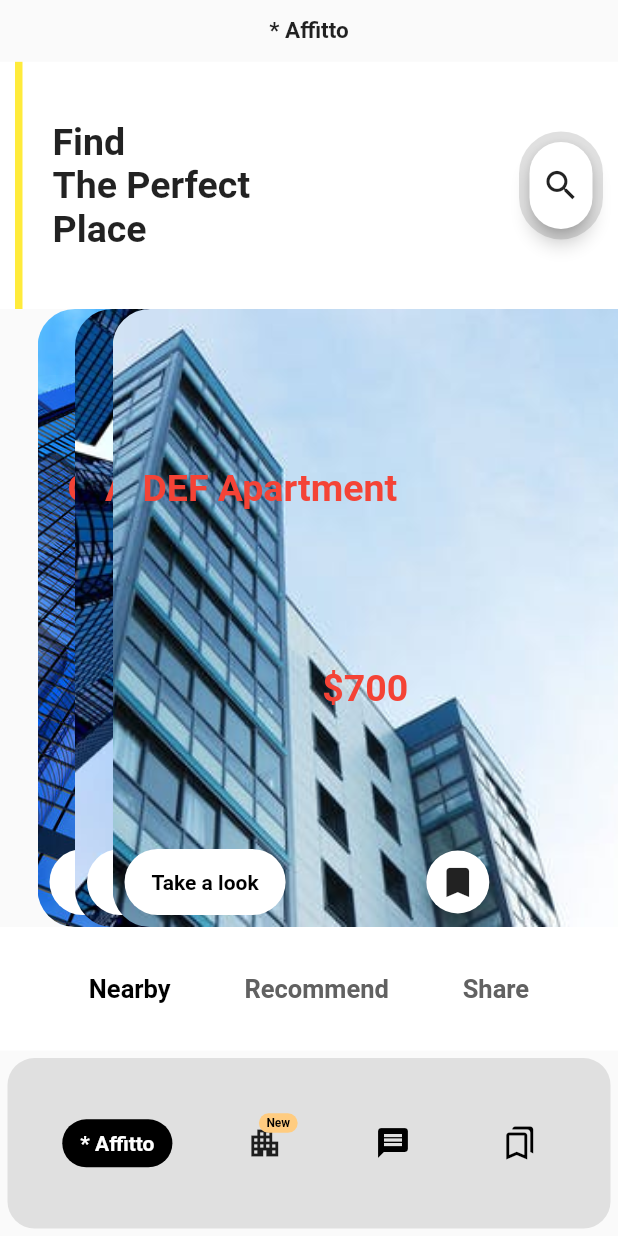
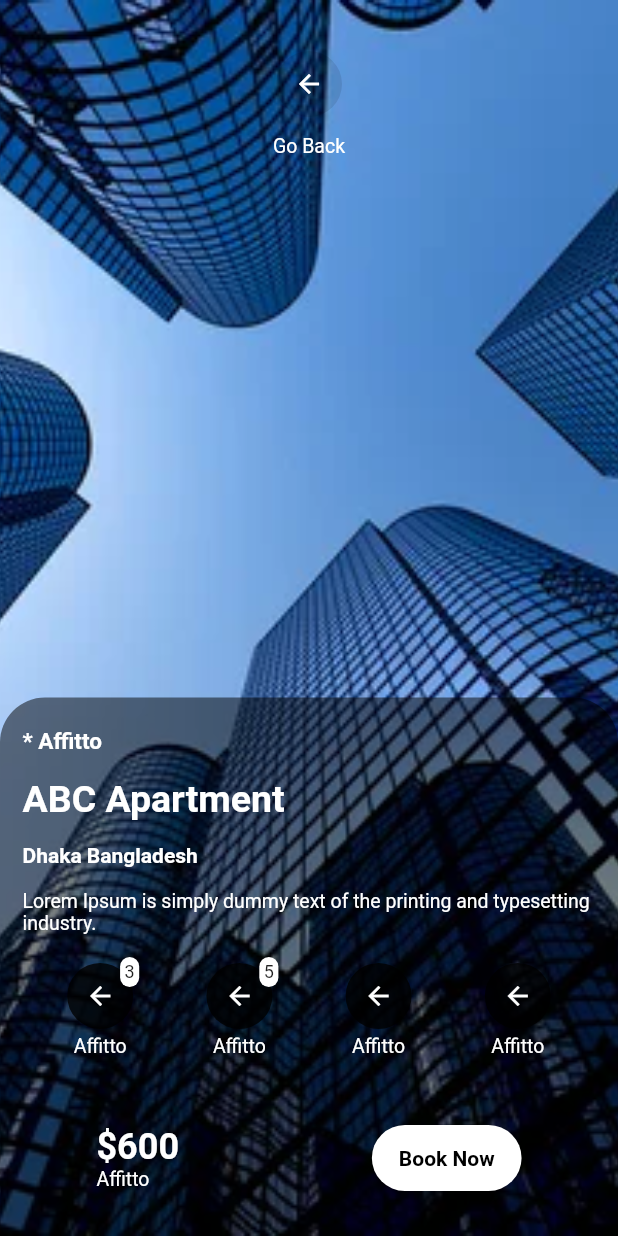
Before and after one commit to sabikrahat/ui_recreate, a Flutter app: the screen it shows after launch, after a tap on "Take a look", on a phone screen of 412 x 824 dp. Run offline on Flutter 3.47's test engine with Material 2 defaults, Android fonts, the phone set to English and light mode, and no system bars.

Commit message:
3rd day done

```diff
--- a/lib/home/home.dart
+++ b/lib/home/home.dart
@@ -1,4 +1,5 @@
 import 'package:flutter/material.dart';
+import 'package:ui_recreate/home_details/home_details.dart';
 
 class Home extends StatefulWidget {
   const Home({Key? key}) : super(key: key);
@@ -121,7 +122,11 @@ class _HomeState extends State<Home> {
                   children: List.generate(titles.length, (index) {
                     return Container(
                       width: double.infinity,
-                      margin: EdgeInsets.only(left: 25.0 * (index + 1)),
+                      margin: EdgeInsets.only(
+                        left: 35.0 * (index + 1),
+                        top: 15.0 * (titles.length - index + 1),
+                        bottom: 15.0 * (titles.length - index + 1),
+                      ),
                       decoration: BoxDecoration(
                         image: DecorationImage(
                           image: AssetImage(images[index]),
@@ -166,7 +171,16 @@ class _HomeState extends State<Home> {
                                 padding: const EdgeInsets.all(8.0),
                                 child: InkWell(
                                   onTap: () {
-                                    print('button tapped');
+                                    Navigator.push(
+                                      context,
+                                      MaterialPageRoute(
+                                        builder: ((context) => HomeDetails(
+                                              title: titles[index],
+                                              imgPath: images[index],
+                                              dollar: dollars[index],
+                                            )),
+                                      ),
+                                    );
                                   },
                                   child: Container(
                                     padding: const EdgeInsets.all(6.0),
--- /dev/null
+++ b/lib/home_details/home_details.dart
@@ -0,0 +1,333 @@
+import 'package:flutter/material.dart';
+
+class HomeDetails extends StatelessWidget {
+  const HomeDetails({
+    Key? key,
+    required this.title,
+    required this.imgPath,
+    required this.dollar,
+  }) : super(key: key);
+
+  final String title;
+  final String imgPath;
+  final String dollar;
+
+  @override
+  Widget build(BuildContext context) {
+    Size size = MediaQuery.of(context).size;
+    print('title: $title');
+    print('dollar: $dollar');
+    return Scaffold(
+      body: Container(
+        height: size.height,
+        width: size.width,
+        decoration: BoxDecoration(
+          image: DecorationImage(
+            image: AssetImage(imgPath),
+            fit: BoxFit.cover,
+          ),
+        ),
+        child: Column(
+          children: [
+            const SizedBox(height: 30),
+            InkWell(
+              onTap: () => Navigator.pop(context),
+              child: Card(
+                elevation: 0.0,
+                color: Colors.black.withOpacity(0.1),
+                shape: RoundedRectangleBorder(
+                  borderRadius: BorderRadius.circular(30),
+                ),
+                child: const Padding(
+                  padding: EdgeInsets.all(12.0),
+                  child: Icon(
+                    Icons.arrow_back,
+                    color: Colors.white,
+                    size: 20.0,
+                  ),
+                ),
+              ),
+            ),
+            const SizedBox(height: 8.0),
+            const Text(
+              'Go Back',
+              style: TextStyle(
+                fontSize: 13.0,
+                color: Colors.white,
+              ),
+            ),
+            const Spacer(),
+
+            ///
+            /// 2nd element
+            ///
+            Container(
+              width: size.width,
+              decoration: BoxDecoration(
+                color: Colors.black.withOpacity(0.5),
+                borderRadius: const BorderRadius.only(
+                  topLeft: Radius.circular(30),
+                  topRight: Radius.circular(30),
+                ),
+              ),
+              child: Column(
+                crossAxisAlignment: CrossAxisAlignment.start,
+                children: [
+                  const SizedBox(height: 20.0),
+                  const Padding(
+                    padding: EdgeInsets.only(left: 15.0),
+                    child: Text(
+                      '* Affitto',
+                      style: TextStyle(
+                          fontSize: 15.0,
+                          fontWeight: FontWeight.bold,
+                          color: Colors.white),
+                    ),
+                  ),
+                  const SizedBox(height: 15.0),
+                  Padding(
+                    padding: const EdgeInsets.only(left: 15.0),
+                    child: Text(
+                      title,
+                      style: const TextStyle(
+                        fontSize: 25.0,
+                        fontWeight: FontWeight.bold,
+                        color: Colors.white,
+                      ),
+                    ),
+                  ),
+                  const SizedBox(height: 15.0),
+                  const Padding(
+                    padding: EdgeInsets.only(left: 15.0),
+                    child: Text(
+                      'Dhaka Bangladesh',
+                      style: TextStyle(
+                          fontSize: 14.0,
+                          fontWeight: FontWeight.bold,
+                          color: Colors.white),
+                    ),
+                  ),
+                  const SizedBox(height: 15.0),
+                  const Padding(
+                    padding: EdgeInsets.only(left: 15.0),
+                    child: Text(
+                      'Lorem Ipsum is simply dummy text of the printing and typesetting industry.',
+                      style: TextStyle(
+                        fontSize: 13.0,
+                        color: Colors.white,
+                      ),
+                    ),
+                  ),
+                  const SizedBox(height: 15.0),
+                  Row(
+                    mainAxisAlignment: MainAxisAlignment.spaceEvenly,
+                    children: [
+                      Column(
+                        mainAxisSize: MainAxisSize.min,
+                        children: [
+                          Stack(
+                            children: [
+                              Card(
+                                elevation: 0.0,
+                                color: Colors.black.withOpacity(0.8),
+                                shape: RoundedRectangleBorder(
+                                  borderRadius: BorderRadius.circular(30),
+                                ),
+                                child: const Padding(
+                                  padding: EdgeInsets.all(12.0),
+                                  child: Icon(
+                                    Icons.arrow_back,
+                                    color: Colors.white,
+                                    size: 20.0,
+                                  ),
+                                ),
+                              ),
+                              Positioned(
+                                top: 0.0,
+                                right: 0.0,
+                                child: Container(
+                                  padding: const EdgeInsets.all(3.0),
+                                  decoration: BoxDecoration(
+                                    color: Colors.white,
+                                    borderRadius: BorderRadius.circular(25),
+                                  ),
+                                  child: const Text(
+                                    '3',
+                                    style: TextStyle(
+                                      fontSize: 12.0,
+                                    ),
+                                  ),
+                                ),
+                              ),
+                            ],
+                          ),
+                          const Text(
+                            'Affitto',
+                            style: TextStyle(
+                              fontSize: 13.0,
+                              color: Colors.white,
+                            ),
+                          ),
+                        ],
+                      ),
+                      Column(
+                        mainAxisSize: MainAxisSize.min,
+                        children: [
+                          Stack(
+                            children: [
+                              Card(
+                                elevation: 0.0,
+                                color: Colors.black.withOpacity(0.8),
+                                shape: RoundedRectangleBorder(
+                                  borderRadius: BorderRadius.circular(30),
+                                ),
+                                child: const Padding(
+                                  padding: EdgeInsets.all(12.0),
+                                  child: Icon(
+                                    Icons.arrow_back,
+                                    color: Colors.white,
+                                    size: 20.0,
+                                  ),
+                                ),
+                              ),
+                              Positioned(
+                                top: 0.0,
+                                right: 0.0,
+                                child: Container(
+                                  padding: const EdgeInsets.all(3.0),
+                                  decoration: BoxDecoration(
+                                    color: Colors.white,
+                                    borderRadius: BorderRadius.circular(25),
+                                  ),
+                                  child: const Text(
+                                    '5',
+                                    style: TextStyle(
+                                      fontSize: 12.0,
+                                    ),
+                                  ),
+                                ),
+                              ),
+                            ],
+                          ),
+                          const Text(
+                            'Affitto',
+                            style: TextStyle(
+                              fontSize: 13.0,
+                              color: Colors.white,
+                            ),
+                          ),
+                        ],
+                      ),
+                      Column(
+                        mainAxisSize: MainAxisSize.min,
+                        children: [
+                          Card(
+                            elevation: 0.0,
+                            color: Colors.black.withOpacity(0.8),
+                            shape: RoundedRectangleBorder(
+                              borderRadius: BorderRadius.circular(30),
+                            ),
+                            child: const Padding(
+                              padding: EdgeInsets.all(12.0),
+                              child: Icon(
+                                Icons.arrow_back,
+                                color: Colors.white,
+                                size: 20.0,
+                              ),
+                            ),
+                          ),
+                          const Text(
+                            'Affitto',
+                            style: TextStyle(
+                              fontSize: 13.0,
+                              color: Colors.white,
+                            ),
+                          ),
+                        ],
+                      ),
+                      Column(
+                        mainAxisSize: MainAxisSize.min,
+                        children: [
+                          Card(
+                            elevation: 0.0,
+                            color: Colors.black.withOpacity(0.8),
+                            shape: RoundedRectangleBorder(
+                              borderRadius: BorderRadius.circular(30),
+                            ),
+                            child: const Padding(
+                              padding: EdgeInsets.all(12.0),
+                              child: Icon(
+                                Icons.arrow_back,
+                                color: Colors.white,
+                                size: 20.0,
+                              ),
+                            ),
+                          ),
+                          const Text(
+                            'Affitto',
+                            style: TextStyle(
+                              fontSize: 13.0,
+                              color: Colors.white,
+                            ),
+                          ),
+                        ],
+                      ),
+                    ],
+                  ),
+
+                  ///
+                  const SizedBox(height: 45.0),
+                  Row(
+                    mainAxisAlignment: MainAxisAlignment.spaceAround,
+                    children: [
+                      Column(
+                        mainAxisSize: MainAxisSize.min,
+                        crossAxisAlignment: CrossAxisAlignment.start,
+                        children: [
+                          Text(
+                            dollar,
+                            style: const TextStyle(
+                              fontSize: 24.0,
+                              color: Colors.white,
+                              fontWeight: FontWeight.bold,
+                            ),
+                          ),
+                          const Text(
+                            'Affitto',
+                            style: TextStyle(
+                              fontSize: 13.0,
+                              color: Colors.white,
+                            ),
+                          ),
+                        ],
+                      ),
+                      Container(
+                        padding: const EdgeInsets.all(6.0),
+                        decoration: BoxDecoration(
+                          color: Colors.white,
+                          borderRadius: BorderRadius.circular(25.0),
+                        ),
+                        child: const Padding(
+                          padding: EdgeInsets.only(
+                              left: 12.0, right: 12.0, top: 8.0, bottom: 8.0),
+                          child: Text(
+                            'Book Now',
+                            style: TextStyle(
+                              color: Colors.black,
+                              fontWeight: FontWeight.bold,
+                            ),
+                          ),
+                        ),
+                      ),
+                    ],
+                  ),
+                  const SizedBox(height: 30.0),
+                ],
+              ),
+            )
+          ],
+        ),
+      ),
+    );
+  }
+}
```
